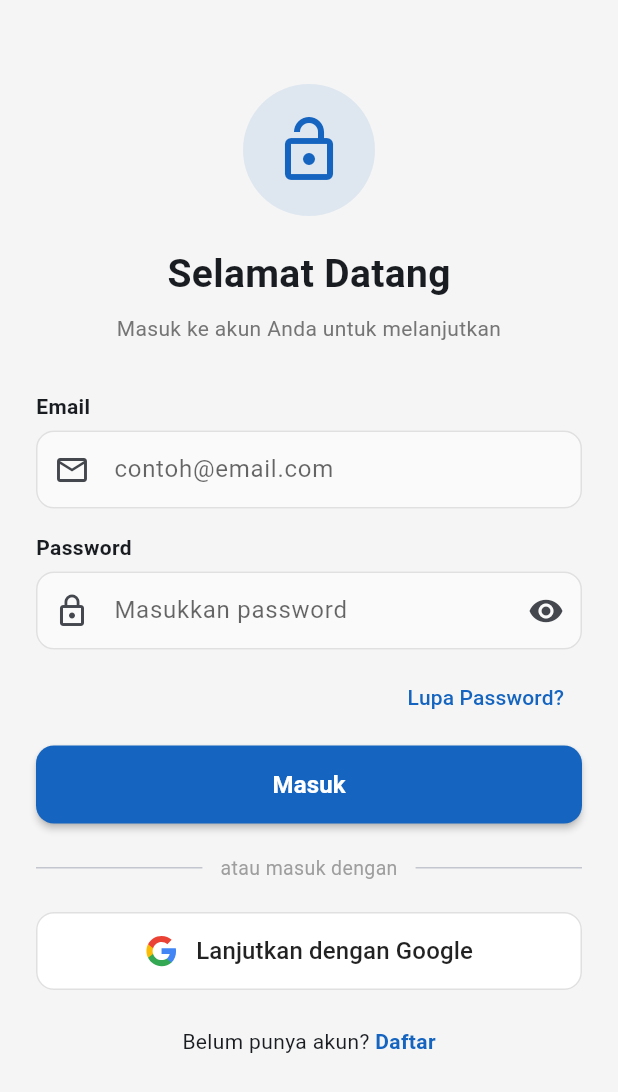
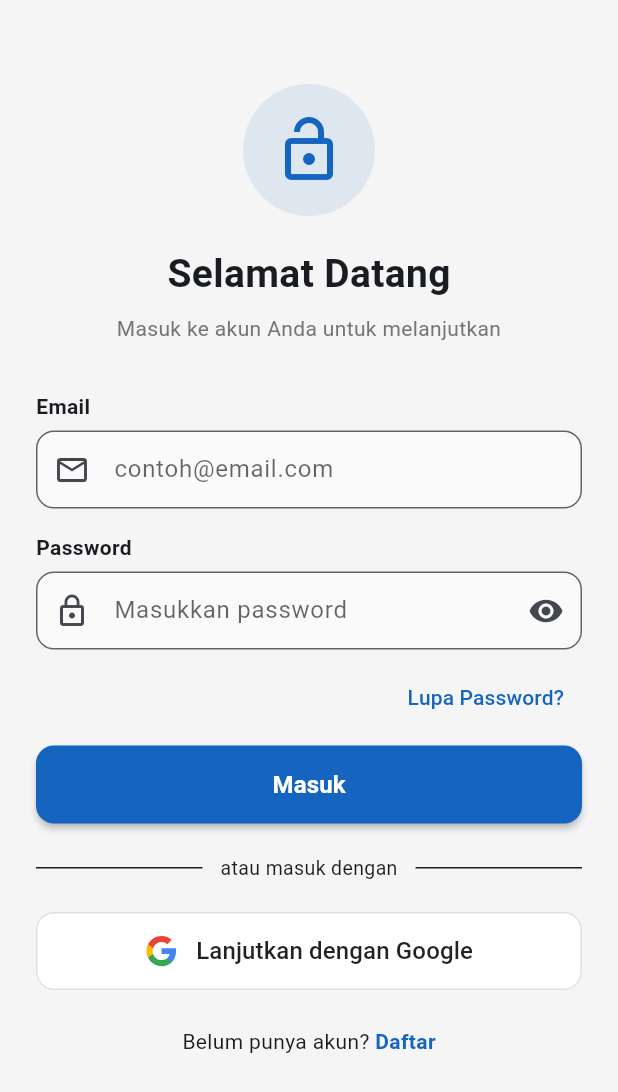
Before and after one commit to RIOKOWI/uts_1123150059, a Flutter app: the screen it shows after launch, on a phone screen of 412 x 824 dp. Shown: the top 1092 px of the screen. Run offline on Flutter 3.47's test engine with Material 3 defaults, Android fonts, the phone set to English and light mode, and no system bars; our stand-ins replace dio, email_validator, equatable, firebase_auth, firebase_core, flutter_secure_storage and 2 more; accounts and stored records are empty.

Commit message:
style(dark mode): implemen darkmode to divider reusable widget

```diff
--- a/lib/core/shared/widgets/custom_text_field.dart
+++ b/lib/core/shared/widgets/custom_text_field.dart
@@ -29,13 +29,14 @@ class CustomTextField extends StatelessWidget {
 
     // warna
     final hintColor = Theme.of(context).hintColor;
+    final onSurface = Theme.of(context).colorScheme.onSurface;
 
     return Column(
       crossAxisAlignment: CrossAxisAlignment.start,
       children: [
         Text(
           label,
-          style: TextStyle(fontWeight: FontWeight.w600, fontSize: 14),
+          style: TextStyle(fontWeight: FontWeight.w600, fontSize: 14, color: onSurface),
         ),
         const SizedBox(height: 6),
         TextFormField(
@@ -54,19 +55,19 @@ class CustomTextField extends StatelessWidget {
             ),
             border: OutlineInputBorder(
               borderRadius: BorderRadius.circular(12),
-              borderSide: BorderSide(color: Colors.grey.shade300),
+              borderSide: BorderSide(color: hintColor),
             ),
             enabledBorder: OutlineInputBorder(
               borderRadius: BorderRadius.circular(12),
-              borderSide: BorderSide(color: Colors.grey.shade300),
+              borderSide: BorderSide(color: hintColor),
             ),
             focusedBorder: OutlineInputBorder(
               borderRadius: BorderRadius.circular(12),
-              borderSide: const BorderSide(color: Color(0xFF1565C0), width: 2),
+              borderSide: BorderSide(color: hintColor, width: 2),
             ),
             errorBorder: OutlineInputBorder(
               borderRadius: BorderRadius.circular(12),
-              borderSide: const BorderSide(color: Colors.red),
+              borderSide: BorderSide(color: Colors.red),
             ),
             contentPadding: const EdgeInsets.symmetric(
               horizontal: 16,
--- a/lib/core/shared/widgets/divider_with_text.dart
+++ b/lib/core/shared/widgets/divider_with_text.dart
@@ -7,17 +7,19 @@ class DividerWithText extends StatelessWidget {
 
   @override
   Widget build(BuildContext context) {
+    final surface = Theme.of(context).colorScheme.surface;
+    final onSurface = Theme.of(context).colorScheme.onSurface;
     return Row(
       children: [
-        const Expanded(child: Divider()),
+        Expanded(child: Divider(color: onSurface,)),
         Padding(
-          padding: const EdgeInsets.symmetric(horizontal: 12),
+          padding: EdgeInsets.symmetric(horizontal: 12),
           child: Text(
             text,
-            style: TextStyle(color: Colors.grey.shade500, fontSize: 13),
+            style: TextStyle(color: onSurface, fontSize: 13),
           ),
         ),
-        const Expanded(child: Divider()),
+        Expanded(child: Divider(color: onSurface,)),
       ],
     );
   }
```
